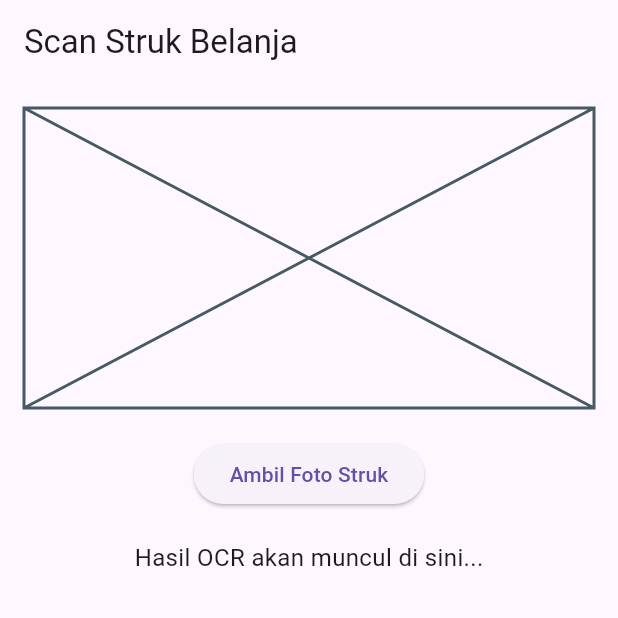
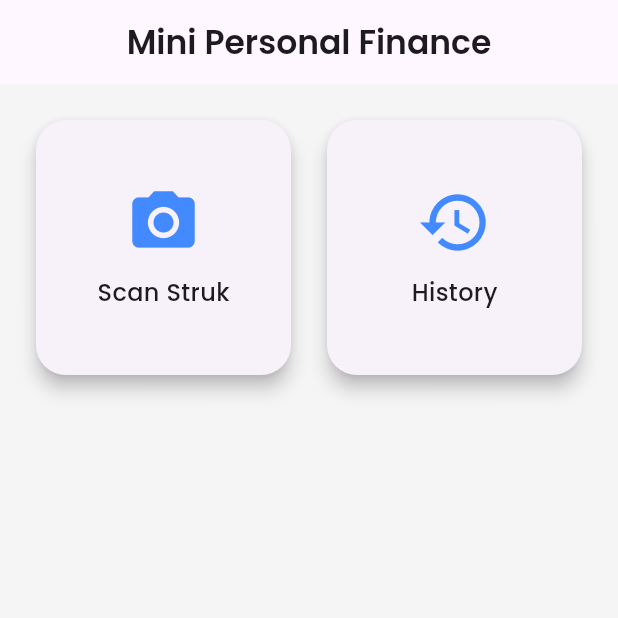
Before and after one commit to ymrief/Project-MiniPersonalFinanceApp, a Flutter app: the screen it shows after launch, on a phone screen of 412 x 824 dp, the top half of it. Run offline on Flutter 3.47's test engine with Material 3 defaults, Android fonts, the phone set to English and light mode, and no system bars; our stand-ins replace google_fonts, image_picker, sqflite; missing offline and left inert: google_mlkit_text_recognition; accounts and stored records are empty.

Commit message:
feat: implement full scanning flow

```diff
--- a/lib/main.dart
+++ b/lib/main.dart
@@ -1,5 +1,5 @@
 import 'package:flutter/material.dart';
-import 'ocr_page.dart';
+import 'pages/home_page.dart';
 
 void main() {
   runApp(const MyApp());
@@ -12,11 +12,11 @@ class MyApp extends StatelessWidget {
   Widget build(BuildContext context) {
     return MaterialApp(
       debugShowCheckedModeBanner: false,
-      title: 'OCR Struk App',
+      title: 'Mini Personal Finance',
       theme: ThemeData(
         primarySwatch: Colors.blue,
       ),
-      home: OCRPage(),
+      home: const HomePage(),
     );
   }
 }
--- /dev/null
+++ b/lib/pages/home_page.dart
@@ -0,0 +1,56 @@
+import 'package:flutter/material.dart';
+import 'package:google_fonts/google_fonts.dart';
+import 'scan_page.dart';
+import 'history_page.dart';
+
+class HomePage extends StatelessWidget {
+  const HomePage({super.key});
+
+  @override
+  Widget build(BuildContext context) {
+    return Scaffold(
+      backgroundColor: Colors.grey[100],
+      appBar: AppBar(
+        title: Text("Mini Personal Finance",
+            style: GoogleFonts.poppins(fontWeight: FontWeight.w600)),
+        centerTitle: true,
+      ),
+      body: Padding(
+        padding: const EdgeInsets.all(20.0),
+        child: GridView.count(
+          crossAxisCount: 2,
+          crossAxisSpacing: 16,
+          mainAxisSpacing: 16,
+          children: [
+            _menuCard(context, Icons.camera_alt, "Scan Struk", const ScanPage()),
+            _menuCard(context, Icons.history, "History", const HistoryPage()),
+          ],
+        ),
+      ),
+    );
+  }
+
+  Widget _menuCard(BuildContext context, IconData icon, String title, Widget page) {
+    return GestureDetector(
+      onTap: () {
+        Navigator.push(context, MaterialPageRoute(builder: (_) => page));
+      },
+      child: Card(
+        elevation: 5,
+        shape: RoundedRectangleBorder(borderRadius: BorderRadius.circular(20)),
+        child: Center(
+          child: Column(
+            mainAxisSize: MainAxisSize.min,
+            children: [
+              Icon(icon, size: 50, color: Colors.blueAccent),
+              const SizedBox(height: 10),
+              Text(title,
+                  style: GoogleFonts.poppins(
+                      fontSize: 16, fontWeight: FontWeight.w500)),
+            ],
+          ),
+        ),
+      ),
+    );
+  }
+}
--- a/pubspec.yaml
+++ b/pubspec.yaml
@@ -44,9 +44,13 @@ dependencies:
   # Database lokal
   sqflite: ^2.3.0
   path: ^1.8.3
+  path_provider: ^2.1.2
 
   # Chart untuk laporan
   fl_chart: ^0.70.0
+
+  # Google Fonts
+  google_fonts: ^6.2.1
 
 dev_dependencies:
   flutter_test:
```
Also changed, not shown: lib/db/database_helper.dart (added, +51 -0 lines), lib/models/receipt.dart (added, +35 -0 lines), lib/pages/detail_page.dart (added, +32 -0 lines), lib/pages/history_page.dart (added, +53 -0 lines), lib/pages/scan_page.dart (added, +104 -0 lines), lib/widgets/receipt_table.dart (added), pubspec.lock, 1 other file.
